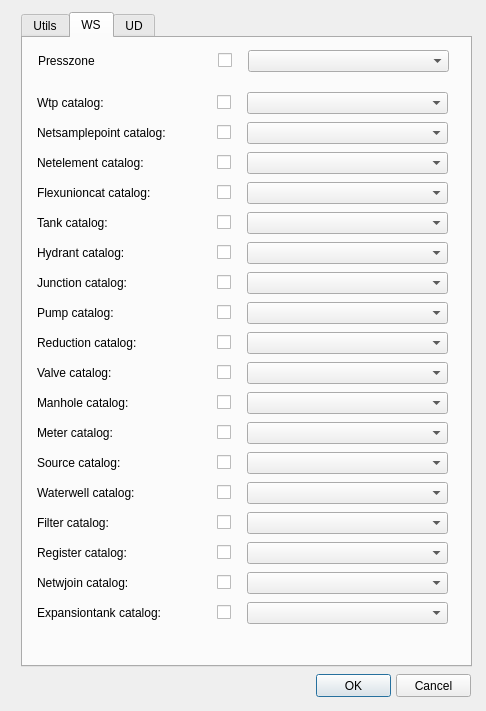
First picture: the form in ui/config_edit.ui, repository Giswater/giswater_qgis_plugin, before the edit.
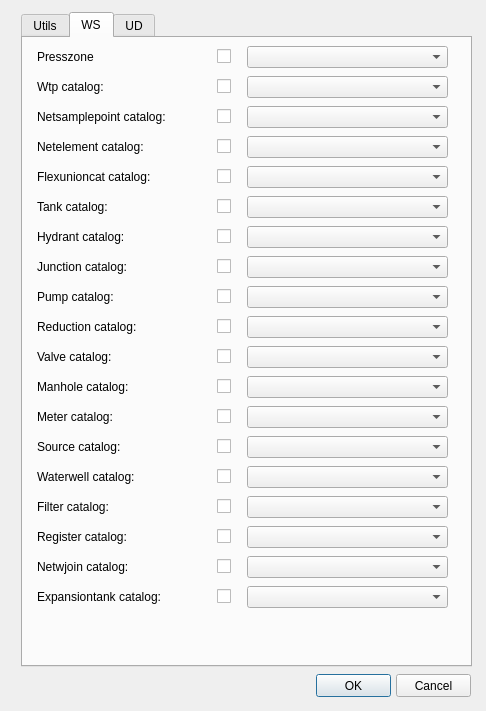
Second picture: the form after the edit. The open tabs and pages were chosen to show the change.

Commit message: enhance position widgets from ws and fill combo presszone

```diff
--- a/ui/config_edit.ui
+++ b/ui/config_edit.ui
@@ -39,7 +39,7 @@
     <string>Cancel</string>
    </property>
   </widget>
-  <widget class="QTabWidget" name="filtercat_vdefault">
+  <widget class="QTabWidget" name="config_tab_vdefault">
    <property name="geometry">
     <rect>
      <x>21</x>
@@ -1181,7 +1181,7 @@
      <property name="geometry">
       <rect>
        <x>224</x>
-       <y>114</y>
+       <y>98</y>
        <width>201</width>
        <height>22</height>
       </rect>
@@ -1191,7 +1191,7 @@
      <property name="geometry">
       <rect>
        <x>194</x>
-       <y>114</y>
+       <y>98</y>
        <width>20</width>
        <height>21</height>
       </rect>
@@ -1204,7 +1204,7 @@
      <property name="geometry">
       <rect>
        <x>14</x>
-       <y>114</y>
+       <y>98</y>
        <width>169</width>
        <height>22</height>
       </rect>
@@ -1240,7 +1240,7 @@
      <property name="geometry">
       <rect>
        <x>14</x>
-       <y>174</y>
+       <y>158</y>
        <width>166</width>
        <height>22</height>
       </rect>
@@ -1276,7 +1276,7 @@
      <property name="geometry">
       <rect>
        <x>194</x>
-       <y>174</y>
+       <y>158</y>
        <width>20</width>
        <height>21</height>
       </rect>
@@ -1289,7 +1289,7 @@
      <property name="geometry">
       <rect>
        <x>224</x>
-       <y>174</y>
+       <y>158</y>
        <width>201</width>
        <height>22</height>
       </rect>
@@ -1299,7 +1299,7 @@
      <property name="geometry">
       <rect>
        <x>14</x>
-       <y>204</y>
+       <y>188</y>
        <width>172</width>
        <height>22</height>
       </rect>
@@ -1335,7 +1335,7 @@
      <property name="geometry">
       <rect>
        <x>194</x>
-       <y>204</y>
+       <y>188</y>
        <width>20</width>
        <height>21</height>
       </rect>
@@ -1348,7 +1348,7 @@
      <property name="geometry">
       <rect>
        <x>224</x>
-       <y>204</y>
+       <y>188</y>
        <width>201</width>
        <height>22</height>
       </rect>
@@ -1358,7 +1358,7 @@
      <property name="geometry">
       <rect>
        <x>14</x>
-       <y>234</y>
+       <y>218</y>
        <width>169</width>
        <height>22</height>
       </rect>
@@ -1394,7 +1394,7 @@
      <property name="geometry">
       <rect>
        <x>194</x>
-       <y>234</y>
+       <y>218</y>
        <width>20</width>
        <height>21</height>
       </rect>
@@ -1407,7 +1407,7 @@
      <property name="geometry">
       <rect>
        <x>224</x>
-       <y>234</y>
+       <y>218</y>
        <width>201</width>
        <height>22</height>
       </rect>
@@ -1417,7 +1417,7 @@
      <property name="geometry">
       <rect>
        <x>14</x>
-       <y>264</y>
+       <y>248</y>
        <width>169</width>
        <height>22</height>
       </rect>
@@ -1453,7 +1453,7 @@
      <property name="geometry">
       <rect>
        <x>194</x>
-       <y>264</y>
+       <y>248</y>
        <width>20</width>
        <height>21</height>
       </rect>
@@ -1466,7 +1466,7 @@
      <property name="geometry">
       <rect>
        <x>224</x>
-       <y>264</y>
+       <y>248</y>
        <width>201</width>
        <height>22</height>
       </rect>
@@ -1476,7 +1476,7 @@
      <property name="geometry">
       <rect>
        <x>14</x>
-       <y>294</y>
+       <y>278</y>
        <width>172</width>
        <height>22</height>
       </rect>
@@ -1512,7 +1512,7 @@
      <property name="geometry">
       <rect>
        <x>194</x>
-       <y>294</y>
+       <y>278</y>
        <width>20</width>
        <height>21</height>
       </rect>
@@ -1525,7 +1525,7 @@
      <property name="geometry">
       <rect>
        <x>224</x>
-       <y>294</y>
+       <y>278</y>
        <width>201</width>
        <height>22</height>
       </rect>
@@ -1535,7 +1535,7 @@
      <property name="geometry">
       <rect>
        <x>14</x>
-       <y>324</y>
+       <y>308</y>
        <width>166</width>
        <height>22</height>
       </rect>
@@ -1571,7 +1571,7 @@
      <property name="geometry">
       <rect>
        <x>194</x>
-       <y>324</y>
+       <y>308</y>
        <width>20</width>
        <height>21</height>
       </rect>
@@ -1584,7 +1584,7 @@
      <property name="geometry">
       <rect>
        <x>224</x>
-       <y>324</y>
+       <y>308</y>
        <width>201</width>
        <height>22</height>
       </rect>
@@ -1594,7 +1594,7 @@
      <property name="geometry">
       <rect>
        <x>14</x>
-       <y>354</y>
+       <y>338</y>
        <width>166</width>
        <height>22</height>
       </rect>
@@ -1630,7 +1630,7 @@
      <property name="geometry">
       <rect>
        <x>194</x>
-       <y>354</y>
+       <y>338</y>
        <width>20</width>
        <height>21</height>
       </rect>
@@ -1643,7 +1643,7 @@
      <property name="geometry">
       <rect>
        <x>224</x>
-       <y>354</y>
+       <y>338</y>
        <width>201</width>
        <height>22</height>
       </rect>
@@ -1653,7 +1653,7 @@
      <property name="geometry">
       <rect>
        <x>14</x>
-       <y>414</y>
+       <y>398</y>
        <width>166</width>
        <height>22</height>
       </rect>
@@ -1689,7 +1689,7 @@
      <property name="geometry">
       <rect>
        <x>194</x>
-       <y>414</y>
+       <y>398</y>
        <width>20</width>
        <height>21</height>
       </rect>
@@ -1702,7 +1702,7 @@
      <property name="geometry">
       <rect>
        <x>224</x>
-       <y>414</y>
+       <y>398</y>
        <width>201</width>
        <height>22</height>
       </rect>
@@ -1712,7 +1712,7 @@
      <property name="geometry">
       <rect>
        <x>14</x>
-       <y>444</y>
+       <y>428</y>
        <width>163</width>
        <height>22</height>
       </rect>
@@ -1748,7 +1748,7 @@
      <property name="geometry">
       <rect>
        <x>194</x>
-       <y>444</y>
+       <y>428</y>
        <width>20</width>
        <height>21</height>
       </rect>
@@ -1761,7 +1761,7 @@
      <property name="geometry">
       <rect>
        <x>224</x>
-       <y>444</y>
+       <y>428</y>
        <width>201</width>
        <height>22</height>
       </rect>
@@ -1771,7 +1771,7 @@
      <property name="geometry">
       <rect>
        <x>14</x>
-       <y>474</y>
+       <y>458</y>
        <width>157</width>
        <height>22</height>
       </rect>
@@ -1807,7 +1807,7 @@
      <property name="geometry">
       <rect>
        <x>194</x>
-       <y>474</y>
+       <y>458</y>
        <width>20</width>
        <height>21</height>
       </rect>
@@ -1820,7 +1820,7 @@
      <property name="geometry">
       <rect>
        <x>14</x>
-       <y>504</y>
+       <y>488</y>
        <width>163</width>
        <height>22</height>
       </rect>
@@ -1856,7 +1856,7 @@
      <property name="geometry">
       <rect>
        <x>194</x>
-       <y>504</y>
+       <y>488</y>
        <width>20</width>
        <height>21</height>
       </rect>
@@ -1869,7 +1869,7 @@
      <property name="geometry">
       <rect>
        <x>224</x>
-       <y>504</y>
+       <y>488</y>
        <width>201</width>
        <height>22</height>
       </rect>
@@ -1879,7 +1879,7 @@
      <property name="geometry">
       <rect>
        <x>14</x>
-       <y>534</y>
+       <y>518</y>
        <width>166</width>
        <height>22</height>
       </rect>
@@ -1915,7 +1915,7 @@
      <property name="geometry">
       <rect>
        <x>194</x>
-       <y>534</y>
+       <y>518</y>
        <width>20</width>
        <height>21</height>
       </rect>
@@ -1928,7 +1928,7 @@
      <property name="geometry">
       <rect>
        <x>224</x>
-       <y>534</y>
+       <y>518</y>
        <width>201</width>
        <height>22</height>
       </rect>
@@ -1938,7 +1938,7 @@
      <property name="geometry">
       <rect>
        <x>14</x>
-       <y>564</y>
+       <y>548</y>
        <width>166</width>
        <height>22</height>
       </rect>
@@ -1974,7 +1974,7 @@
      <property name="geometry">
       <rect>
        <x>194</x>
-       <y>564</y>
+       <y>548</y>
        <width>20</width>
        <height>21</height>
       </rect>
@@ -1987,7 +1987,7 @@
      <property name="geometry">
       <rect>
        <x>224</x>
-       <y>564</y>
+       <y>548</y>
        <width>201</width>
        <height>22</height>
       </rect>
@@ -1997,7 +1997,7 @@
      <property name="geometry">
       <rect>
        <x>194</x>
-       <y>384</y>
+       <y>368</y>
        <width>20</width>
        <height>21</height>
       </rect>
@@ -2010,7 +2010,7 @@
      <property name="geometry">
       <rect>
        <x>224</x>
-       <y>384</y>
+       <y>368</y>
        <width>201</width>
        <height>22</height>
       </rect>
@@ -2020,7 +2020,7 @@
      <property name="geometry">
       <rect>
        <x>14</x>
-       <y>384</y>
+       <y>368</y>
        <width>163</width>
        <height>22</height>
       </rect>
@@ -2052,11 +2052,11 @@
       <number>3</number>
      </property>
     </widget>
-    <widget class="QComboBox" name="filtercat_vdefault_2">
+    <widget class="QComboBox" name="filtercat_vdefault">
      <property name="geometry">
       <rect>
        <x>224</x>
-       <y>474</y>
+       <y>458</y>
        <width>201</width>
        <height>22</height>
       </rect>
@@ -2066,7 +2066,7 @@
      <property name="geometry">
       <rect>
        <x>14</x>
-       <y>84</y>
+       <y>68</y>
        <width>169</width>
        <height>22</height>
       </rect>
@@ -2102,7 +2102,7 @@
      <property name="geometry">
       <rect>
        <x>194</x>
-       <y>84</y>
+       <y>68</y>
        <width>20</width>
        <height>21</height>
       </rect>
@@ -2121,7 +2121,7 @@
      <property name="geometry">
       <rect>
        <x>224</x>
-       <y>84</y>
+       <y>68</y>
        <width>201</width>
        <height>22</height>
       </rect>
@@ -2131,7 +2131,7 @@
      <property name="geometry">
       <rect>
        <x>14</x>
-       <y>144</y>
+       <y>128</y>
        <width>169</width>
        <height>22</height>
       </rect>
@@ -2167,7 +2167,7 @@
      <property name="geometry">
       <rect>
        <x>194</x>
-       <y>144</y>
+       <y>128</y>
        <width>20</width>
        <height>21</height>
       </rect>
@@ -2180,7 +2180,7 @@
      <property name="geometry">
       <rect>
        <x>224</x>
-       <y>144</y>
+       <y>128</y>
        <width>201</width>
        <height>22</height>
       </rect>
@@ -2190,7 +2190,7 @@
      <property name="geometry">
       <rect>
        <x>14</x>
-       <y>54</y>
+       <y>38</y>
        <width>166</width>
        <height>22</height>
       </rect>
@@ -2226,7 +2226,7 @@
      <property name="geometry">
       <rect>
        <x>224</x>
-       <y>54</y>
+       <y>38</y>
        <width>201</width>
        <height>22</height>
       </rect>
@@ -2236,7 +2236,7 @@
      <property name="geometry">
       <rect>
        <x>194</x>
-       <y>54</y>
+       <y>38</y>
        <width>20</width>
        <height>21</height>
       </rect>
@@ -2248,8 +2248,8 @@
     <widget class="QCheckBox" name="chk_presszone_vdefault">
      <property name="geometry">
       <rect>
-       <x>195</x>
-       <y>12</y>
+       <x>194</x>
+       <y>8</y>
        <width>20</width>
        <height>21</height>
       </rect>
@@ -2261,8 +2261,8 @@
     <widget class="QLabel" name="label_presszone">
      <property name="geometry">
       <rect>
-       <x>15</x>
-       <y>12</y>
+       <x>14</x>
+       <y>8</y>
        <width>166</width>
        <height>22</height>
       </rect>
@@ -2297,8 +2297,8 @@
     <widget class="QComboBox" name="presszone_vdefault">
      <property name="geometry">
       <rect>
-       <x>225</x>
-       <y>12</y>
+       <x>224</x>
+       <y>8</y>
        <width>201</width>
        <height>22</height>
       </rect>
```
Left out of the diff: 4 changed lines with no effect on the pictures. The commit also changes 1 other file.
